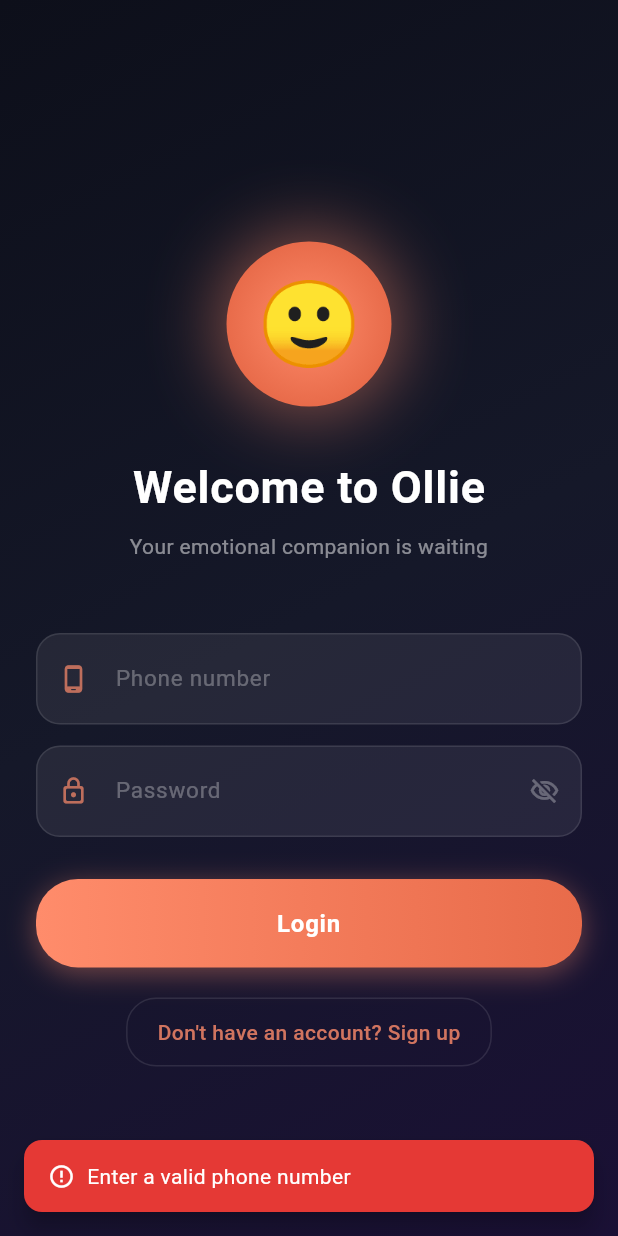
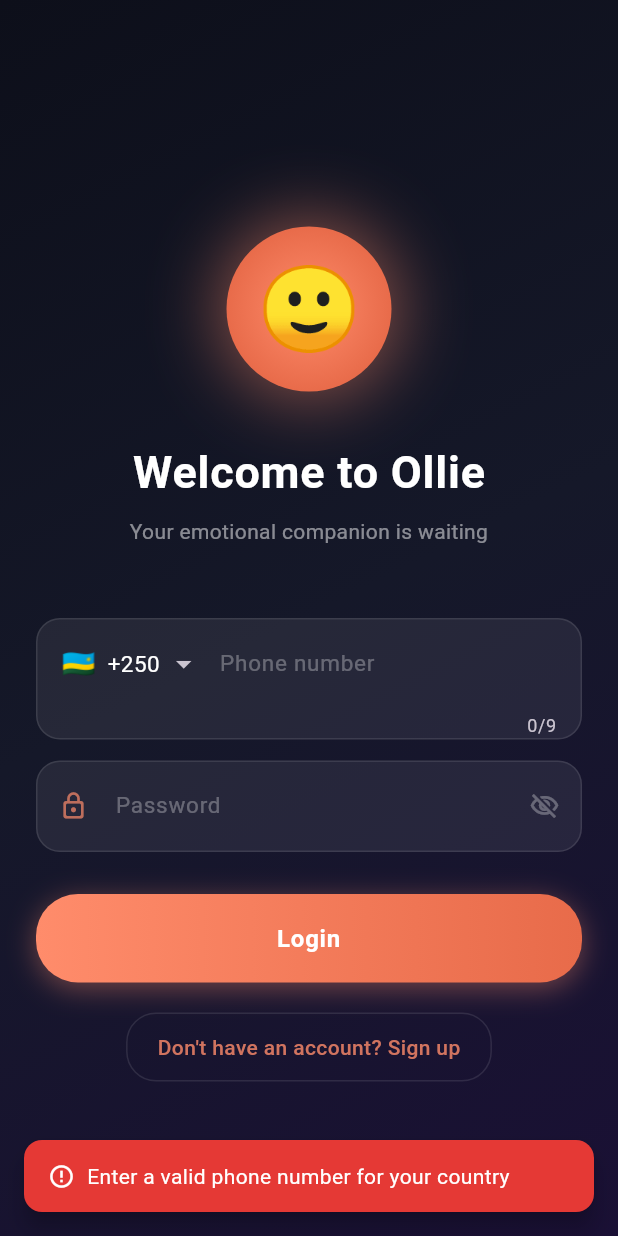
Before and after one commit to ollie81/ollie-flutter, a Flutter app: the LoginScreen screen opened directly, after a tap on "Login", on a phone screen of 412 x 824 dp. Run offline on Flutter 3.47's test engine with Material 3 defaults, Android fonts, the light colour scheme and no system bars; drawn by our look-alikes of intl_phone_field; our stand-ins replace audioplayers, firebase_core, firebase_messaging, flutter_secure_storage, google_mobile_ads, permission_handler and 1 more; missing offline and left inert: flutter_sound; accounts and stored records are empty; Roboto replaces fonts that are missing (SF Pro Display).

Commit message:
Update login_screen.dart

```diff
--- a/lib/screens/login_screen.dart
+++ b/lib/screens/login_screen.dart
@@ -1,5 +1,6 @@
 import 'package:flutter/material.dart';
 import 'package:shared_preferences/shared_preferences.dart';
+import 'package:intl_phone_field/intl_phone_field.dart';
 import '../services/api_service.dart';
 import 'home_screen.dart';
 
@@ -11,30 +12,33 @@
 }
 
 class _LoginScreenState extends State<LoginScreen> {
-  final TextEditingController _phoneController = TextEditingController();
   final TextEditingController _passwordController = TextEditingController();
+  final TextEditingController _otpController = TextEditingController();
   final ApiService _api = ApiService();
+
+  // Full E.164 number (e.g. +250788123456) — set once the user
+  // picks a country and enters a valid number for that country.
+  String? _fullPhoneNumber;
+  bool _phoneValid = false;
 
   bool _isLoading = false;
   bool _isNewUser = false;
   bool _obscurePassword = true;
 
-  // Auto-login disabled — forces real login every time
+  // Signup requires OTP verification before the account is
+  // created — mirrors the flow in auth_screen.dart.
+  bool _signupOtpSent = false;
+
   @override
   void initState() {
     super.initState();
   }
 
   Future<void> _submit() async {
-    final phone = _phoneController.text.trim();
     final password = _passwordController.text.trim();
 
-    if (phone.length < 10) {
-      _showError('Enter a valid phone number');
-      return;
-    }
-    if (password.length < 6) {
-      _showError('Password must be at least 6 characters');
+    if (!_phoneValid || _fullPhoneNumber == null) {
+      _showError('Enter a valid phone number for your country');
       return;
     }
 
@@ -42,19 +46,45 @@
 
     try {
       if (_isNewUser) {
-        await _api.signup(phoneNumber: phone, password: password);
+        if (password.length < 6) {
+          _showError('Password must be at least 6 characters');
+          return;
+        }
+
+        if (!_signupOtpSent) {
+          // Step 1: send OTP, account not created yet.
+          await _api.requestSignupOtp(phoneNumber: _fullPhoneNumber!);
+          setState(() => _signupOtpSent = true);
+          _showSuccess('OTP sent to your phone');
+          return;
+        } else {
+          // Step 2: verify OTP + create the account.
+          if (_otpController.text.trim().isEmpty) {
+            _showError('Enter the OTP sent to your phone');
+            return;
+          }
+          await _api.signup(
+            phoneNumber: _fullPhoneNumber!,
+            password: password,
+            otp: _otpController.text.trim(),
+          );
+        }
       } else {
-        await _api.login(phoneNumber: phone, password: password);
+        if (password.length < 6) {
+          _showError('Password must be at least 6 characters');
+          return;
+        }
+        await _api.login(phoneNumber: _fullPhoneNumber!, password: password);
       }
 
       final prefs = await SharedPreferences.getInstance();
-      await prefs.setString('phoneNumber', phone);
+      await prefs.setString('phoneNumber', _fullPhoneNumber!);
       await prefs.setBool('is_logged_in', true);
 
       if (mounted) {
         Navigator.pushReplacement(
           context,
-          MaterialPageRoute(builder: (_) => HomeScreen(phoneNumber: phone)),
+          MaterialPageRoute(builder: (_) => HomeScreen(phoneNumber: _fullPhoneNumber!)),
         );
       }
     } catch (e) {
@@ -75,6 +105,24 @@
           ],
         ),
         backgroundColor: const Color(0xFFE53935),
+        behavior: SnackBarBehavior.floating,
+        shape: RoundedRectangleBorder(borderRadius: BorderRadius.circular(12)),
+        margin: const EdgeInsets.all(16),
+      ),
+    );
+  }
+
+  void _showSuccess(String message) {
+    ScaffoldMessenger.of(context).showSnackBar(
+      SnackBar(
+        content: Row(
+          children: [
+            const Icon(Icons.check_circle_outline, color: Colors.white, size: 18),
+            const SizedBox(width: 8),
+            Expanded(child: Text(message, style: const TextStyle(color: Colors.white))),
+          ],
+        ),
+        backgroundColor: const Color(0xFF43A047),
         behavior: SnackBarBehavior.floating,
         shape: RoundedRectangleBorder(borderRadius: BorderRadius.circular(12)),
         margin: const EdgeInsets.all(16),
@@ -153,18 +201,21 @@
                   ),
                   const SizedBox(height: 48),
 
-                  // Phone field
-                  _buildField(
-                    controller: _phoneController,
-                    hint: 'Phone number',
-                    icon: Icons.phone_android_rounded,
-                    keyboardType: TextInputType.phone,
-                  ),
+                  // Phone field with country code picker
+                  _buildPhoneField(),
                   const SizedBox(height: 14),
 
                   // Password field
                   _buildPasswordField(),
-                  const SizedBox(height: 28),
+                  const SizedBox(height: 14),
+
+                  // OTP field — only for signup, after OTP is sent
+                  if (_isNewUser && _signupOtpSent) ...[
+                    _buildOtpField(),
+                    const SizedBox(height: 14),
+                  ],
+
+                  const SizedBox(height: 14),
 
                   // Submit button
                   GestureDetector(
@@ -204,7 +255,9 @@
                               ),
                             )
                           : Text(
-                              _isNewUser ? 'Create Account' : 'Login',
+                              _isNewUser
+                                  ? (_signupOtpSent ? 'Verify & Create Account' : 'Send OTP')
+                                  : 'Login',
                               textAlign: TextAlign.center,
                               style: const TextStyle(
                                 color: Colors.white,
@@ -220,9 +273,12 @@
                   // Toggle login/signup
                   GestureDetector(
                     onTap: () {
-                      setState(() => _isNewUser = !_isNewUser);
-                      _phoneController.clear();
-                      _passwordController.clear();
+                      setState(() {
+                        _isNewUser = !_isNewUser;
+                        _passwordController.clear();
+                        _otpController.clear();
+                        _signupOtpSent = false;
+                      });
                     },
                     child: Container(
                       padding: const EdgeInsets.symmetric(horizontal: 20, vertical: 12),
@@ -252,29 +308,31 @@
     );
   }
 
-  Widget _buildField({
-    required TextEditingController controller,
-    required String hint,
-    required IconData icon,
-    TextInputType keyboardType = TextInputType.text,
-  }) {
+  Widget _buildPhoneField() {
     return Container(
       decoration: BoxDecoration(
         borderRadius: BorderRadius.circular(16),
         color: Colors.white.withOpacity(0.07),
         border: Border.all(color: Colors.white.withOpacity(0.1)),
       ),
-      child: TextField(
-        controller: controller,
-        keyboardType: keyboardType,
+      child: IntlPhoneField(
+        initialCountryCode: 'RW',
         style: const TextStyle(color: Colors.white, fontSize: 15),
+        dropdownTextStyle: const TextStyle(color: Colors.white, fontSize: 15),
         decoration: InputDecoration(
-          hintText: hint,
+          hintText: 'Phone number',
           hintStyle: TextStyle(color: Colors.white.withOpacity(0.3)),
-          prefixIcon: Icon(icon, color: const Color(0xFFFF8C6B).withOpacity(0.7), size: 20),
           border: InputBorder.none,
           contentPadding: const EdgeInsets.symmetric(vertical: 18, horizontal: 16),
         ),
+        dropdownIconPosition: IconPosition.trailing,
+        flagsButtonPadding: const EdgeInsets.only(left: 12),
+        onChanged: (phone) {
+          setState(() {
+            _fullPhoneNumber = phone.completeNumber;
+            _phoneValid = phone.isValidNumber();
+          });
+        },
       ),
     );
   }
@@ -309,4 +367,27 @@
       ),
     );
   }
+
+  Widget _buildOtpField() {
+    return Container(
+      decoration: BoxDecoration(
+        borderRadius: BorderRadius.circular(16),
+        color: Colors.white.withOpacity(0.07),
+        border: Border.all(color: Colors.white.withOpacity(0.1)),
+      ),
+      child: TextField(
+        controller: _otpController,
+        keyboardType: TextInputType.number,
+        style: const TextStyle(color: Colors.white, fontSize: 15),
+        decoration: InputDecoration(
+          hintText: 'Enter the code sent to your phone',
+          hintStyle: TextStyle(color: Colors.white.withOpacity(0.3)),
+          prefixIcon: Icon(Icons.pin,
+              color: const Color(0xFFFF8C6B).withOpacity(0.7), size: 20),
+          border: InputBorder.none,
+          contentPadding: const EdgeInsets.symmetric(vertical: 18, horizontal: 16),
+        ),
+      ),
+    );
+  }
 }
```
